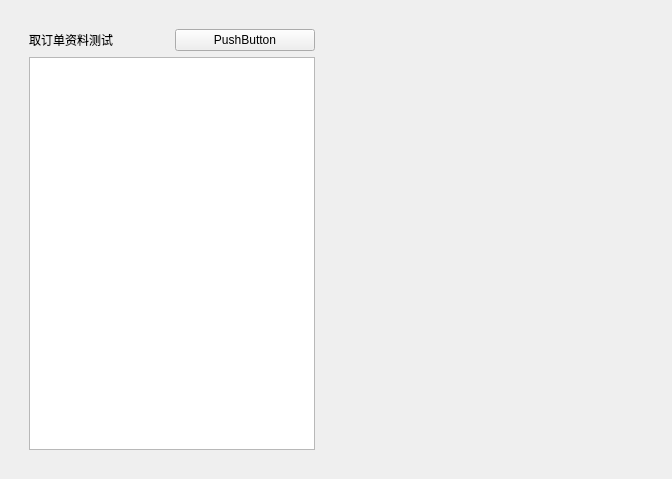
Above: src/AdbClient/StageTest.ui from roger0816/Adb before the change. Below: the same form after it.
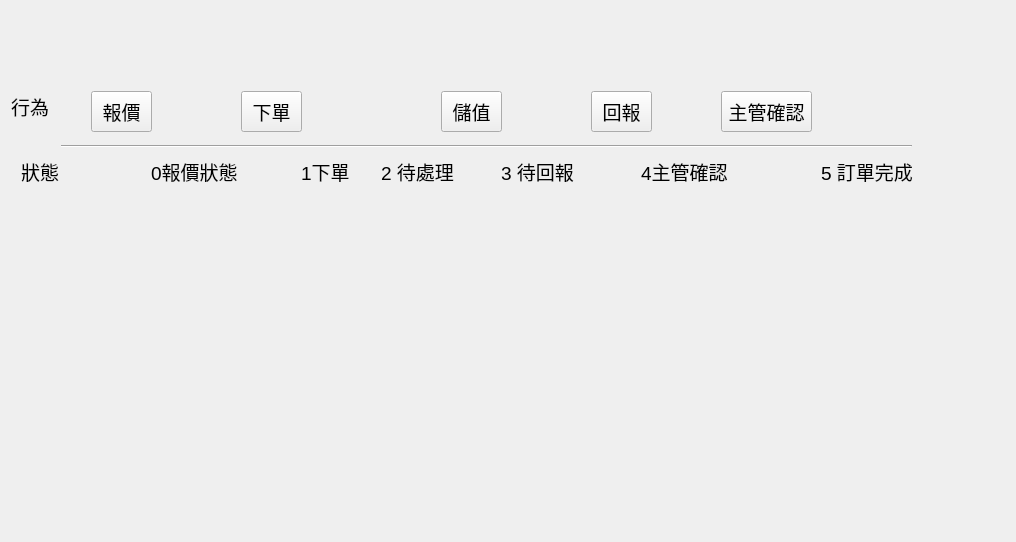
That is the form after the change. The open tabs and pages were chosen to show the change. Custom widgets are drawn as their Qt base class.

What changed in the file:
```diff
--- a/src/AdbClient/StageTest.ui
+++ b/src/AdbClient/StageTest.ui
@@ -6,48 +6,240 @@
    <rect>
     <x>0</x>
     <y>0</y>
-    <width>672</width>
-    <height>479</height>
+    <width>1016</width>
+    <height>542</height>
    </rect>
   </property>
   <property name="windowTitle">
    <string>Form</string>
   </property>
   <layout class="QGridLayout" name="gridLayout">
-   <item row="0" column="0">
-    <widget class="QWidget" name="widget" native="true">
-     <layout class="QGridLayout" name="gridLayout_3">
-      <item row="0" column="0">
-       <widget class="QWidget" name="widget_3" native="true">
-        <layout class="QGridLayout" name="gridLayout_2">
-         <item row="0" column="1">
-          <widget class="QPushButton" name="pushButton">
-           <property name="text">
-            <string>PushButton</string>
-           </property>
-          </widget>
-         </item>
-         <item row="0" column="0">
-          <widget class="QLabel" name="label">
-           <property name="text">
-            <string>取订单资料测试</string>
-           </property>
-          </widget>
-         </item>
-         <item row="1" column="0" colspan="2">
-          <widget class="QTextEdit" name="textEdit"/>
-         </item>
-        </layout>
-       </widget>
-      </item>
-     </layout>
+   <item row="1" column="0">
+    <widget class="QStackedWidget" name="stackedWidget">
+     <property name="font">
+      <font>
+       <pointsize>14</pointsize>
+      </font>
+     </property>
+     <widget class="QWidget" name="page">
+      <layout class="QVBoxLayout" name="verticalLayout">
+       <item>
+        <widget class="ItemOrderSelector" name="widget" native="true"/>
+       </item>
+       <item>
+        <widget class="QWidget" name="widget_2" native="true">
+         <property name="sizePolicy">
+          <sizepolicy hsizetype="Preferred" vsizetype="Fixed">
+           <horstretch>0</horstretch>
+           <verstretch>0</verstretch>
+          </sizepolicy>
+         </property>
+         <property name="minimumSize">
+          <size>
+           <width>0</width>
+           <height>120</height>
+          </size>
+         </property>
+        </widget>
+       </item>
+      </layout>
+     </widget>
+     <widget class="QWidget" name="stackedWidgetPage1" native="true">
+      <widget class="QLabel" name="label">
+       <property name="geometry">
+        <rect>
+         <x>0</x>
+         <y>80</y>
+         <width>61</width>
+         <height>31</height>
+        </rect>
+       </property>
+       <property name="text">
+        <string>行為</string>
+       </property>
+      </widget>
+      <widget class="QLabel" name="label_3">
+       <property name="geometry">
+        <rect>
+         <x>10</x>
+         <y>140</y>
+         <width>81</width>
+         <height>41</height>
+        </rect>
+       </property>
+       <property name="text">
+        <string>狀態</string>
+       </property>
+      </widget>
+      <widget class="Line" name="line">
+       <property name="geometry">
+        <rect>
+         <x>50</x>
+         <y>120</y>
+         <width>851</width>
+         <height>31</height>
+        </rect>
+       </property>
+       <property name="orientation">
+        <enum>Qt::Horizontal</enum>
+       </property>
+      </widget>
+      <widget class="QPushButton" name="pushButton">
+       <property name="geometry">
+        <rect>
+         <x>80</x>
+         <y>80</y>
+         <width>61</width>
+         <height>41</height>
+        </rect>
+       </property>
+       <property name="text">
+        <string>報價</string>
+       </property>
+      </widget>
+      <widget class="QPushButton" name="pushButton_2">
+       <property name="geometry">
+        <rect>
+         <x>230</x>
+         <y>80</y>
+         <width>61</width>
+         <height>41</height>
+        </rect>
+       </property>
+       <property name="text">
+        <string>下單</string>
+       </property>
+      </widget>
+      <widget class="QPushButton" name="pushButton_3">
+       <property name="geometry">
+        <rect>
+         <x>430</x>
+         <y>80</y>
+         <width>61</width>
+         <height>41</height>
+        </rect>
+       </property>
+       <property name="text">
+        <string>儲值</string>
+       </property>
+      </widget>
+      <widget class="QPushButton" name="pushButton_4">
+       <property name="geometry">
+        <rect>
+         <x>580</x>
+         <y>80</y>
+         <width>61</width>
+         <height>41</height>
+        </rect>
+       </property>
+       <property name="text">
+        <string>回報</string>
+       </property>
+      </widget>
+      <widget class="QPushButton" name="pushButton_5">
+       <property name="geometry">
+        <rect>
+         <x>710</x>
+         <y>80</y>
+         <width>91</width>
+         <height>41</height>
+        </rect>
+       </property>
+       <property name="text">
+        <string>主管確認</string>
+       </property>
+      </widget>
+      <widget class="QLabel" name="label_2">
+       <property name="geometry">
+        <rect>
+         <x>140</x>
+         <y>140</y>
+         <width>91</width>
+         <height>41</height>
+        </rect>
+       </property>
+       <property name="text">
+        <string>0報價狀態</string>
+       </property>
+      </widget>
+      <widget class="QLabel" name="label_4">
+       <property name="geometry">
+        <rect>
+         <x>290</x>
+         <y>140</y>
+         <width>91</width>
+         <height>41</height>
+        </rect>
+       </property>
+       <property name="text">
+        <string>1下單</string>
+       </property>
+      </widget>
+      <widget class="QLabel" name="label_5">
+       <property name="geometry">
+        <rect>
+         <x>370</x>
+         <y>140</y>
+         <width>91</width>
+         <height>41</height>
+        </rect>
+       </property>
+       <property name="text">
+        <string>2 待處理</string>
+       </property>
+      </widget>
+      <widget class="QLabel" name="label_6">
+       <property name="geometry">
+        <rect>
+         <x>490</x>
+         <y>140</y>
+         <width>91</width>
+         <height>41</height>
+        </rect>
+       </property>
+       <property name="text">
+        <string>3 待回報</string>
+       </property>
+      </widget>
+      <widget class="QLabel" name="label_7">
+       <property name="geometry">
+        <rect>
+         <x>630</x>
+         <y>140</y>
+         <width>91</width>
+         <height>41</height>
+        </rect>
+       </property>
+       <property name="text">
+        <string>4主管確認</string>
+       </property>
+      </widget>
+      <widget class="QLabel" name="label_8">
+       <property name="geometry">
+        <rect>
+         <x>810</x>
+         <y>140</y>
+         <width>111</width>
+         <height>41</height>
+        </rect>
+       </property>
+       <property name="text">
+        <string>5 訂單完成</string>
+       </property>
+      </widget>
+     </widget>
     </widget>
    </item>
-   <item row="0" column="1">
-    <widget class="QWidget" name="widget_2" native="true"/>
-   </item>
   </layout>
  </widget>
+ <customwidgets>
+  <customwidget>
+   <class>ItemOrderSelector</class>
+   <extends>QWidget</extends>
+   <header>ItemOrderSelector.h</header>
+   <container>1</container>
+  </customwidget>
+ </customwidgets>
  <resources/>
  <connections/>
 </ui>
```
